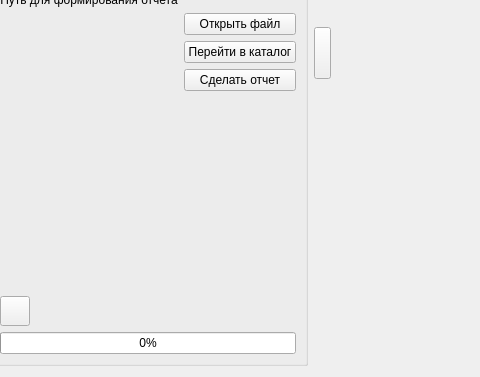
RockHero666/AZDK_PDFcreator, file Source/report/qt/otchet/mainwindow3.ui: the form before one commit; both pictures show x 338 to 818 and y 270 to 647 of the 986 by 647 pixel window.
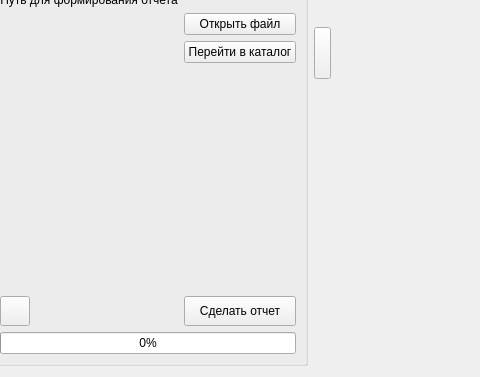
The form after the commit. Icons and pictures are not drawn. Custom widgets are drawn as their Qt base class.

Patch:
```diff
--- a/Source/report/qt/otchet/mainwindow3.ui
+++ b/Source/report/qt/otchet/mainwindow3.ui
@@ -401,6 +401,12 @@
         <set>Qt::AlignCenter</set>
        </property>
        <layout class="QFormLayout" name="formLayout_3">
+        <property name="labelAlignment">
+         <set>Qt::AlignLeading|Qt::AlignLeft|Qt::AlignVCenter</set>
+        </property>
+        <property name="formAlignment">
+         <set>Qt::AlignLeading|Qt::AlignLeft|Qt::AlignTop</set>
+        </property>
         <item row="0" column="0">
          <widget class="QLabel" name="label_17">
           <property name="text">
@@ -432,13 +438,6 @@
           </property>
          </widget>
         </item>
-        <item row="3" column="1">
-         <widget class="QPushButton" name="create_button">
-          <property name="text">
-           <string>Сделать отчет</string>
-          </property>
-         </widget>
-        </item>
         <item row="6" column="1">
          <spacer name="verticalSpacer">
           <property name="orientation">
@@ -478,6 +477,22 @@
           </property>
          </widget>
         </item>
+        <item row="7" column="1">
+         <widget class="QPushButton" name="create_button">
+          <property name="minimumSize">
+           <size>
+            <width>0</width>
+            <height>30</height>
+           </size>
+          </property>
+          <property name="layoutDirection">
+           <enum>Qt::LeftToRight</enum>
+          </property>
+          <property name="text">
+           <string>Сделать отчет</string>
+          </property>
+         </widget>
+        </item>
         <item row="8" column="0" colspan="2">
          <widget class="QProgressBar" name="progressBar">
           <property name="styleSheet">
```
Left out of the diff: 64 changed lines with no effect on the pictures.
